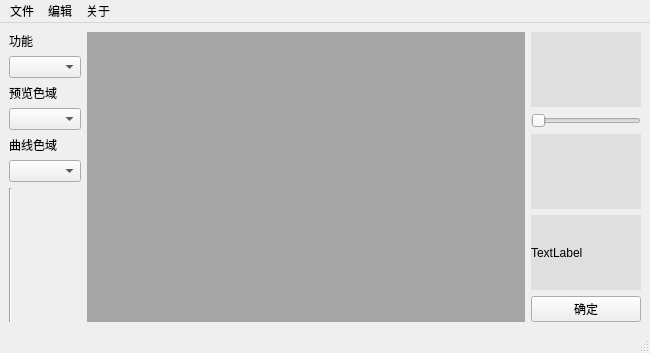
First picture: the form in main.ui, repository Aragorn42/image_handle, before the edit.
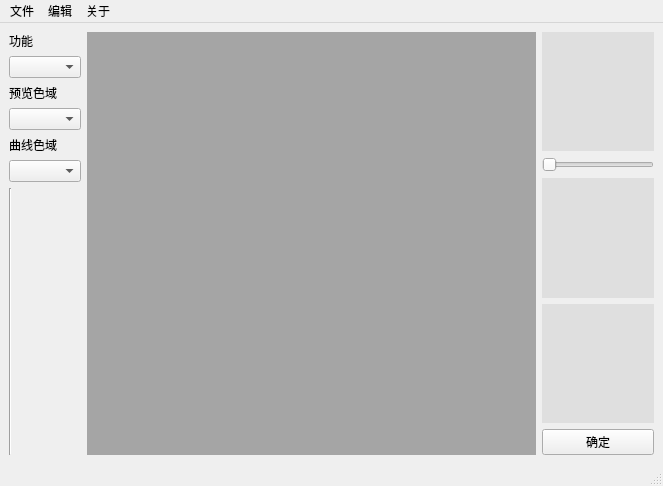
Second picture: the form after the edit. Custom widgets are drawn as their Qt base class.

```diff
--- a/main.ui
+++ b/main.ui
@@ -6,8 +6,8 @@
    <rect>
     <x>0</x>
     <y>0</y>
-    <width>650</width>
-    <height>353</height>
+    <width>663</width>
+    <height>486</height>
    </rect>
   </property>
   <property name="windowTitle">
@@ -16,7 +16,7 @@
   <widget class="QWidget" name="centralwidget">
    <layout class="QHBoxLayout" name="horizontalLayout" stretch="0,12,3">
     <item>
-     <layout class="QVBoxLayout" name="verticalLayout_3" stretch="1,0,0,0,0,10">
+     <layout class="QVBoxLayout" name="verticalLayout_3" stretch="0,0,0,0,0,10">
       <item>
        <layout class="QVBoxLayout" name="verticalLayout_2">
         <item>
@@ -105,7 +105,7 @@
          <string notr="true">background-color: rgb(223, 223, 223);</string>
         </property>
         <property name="text">
-         <string>TextLabel</string>
+         <string/>
         </property>
        </widget>
       </item>
@@ -125,7 +125,7 @@
     <rect>
      <x>0</x>
      <y>0</y>
-     <width>650</width>
+     <width>663</width>
      <height>22</height>
     </rect>
    </property>
```
